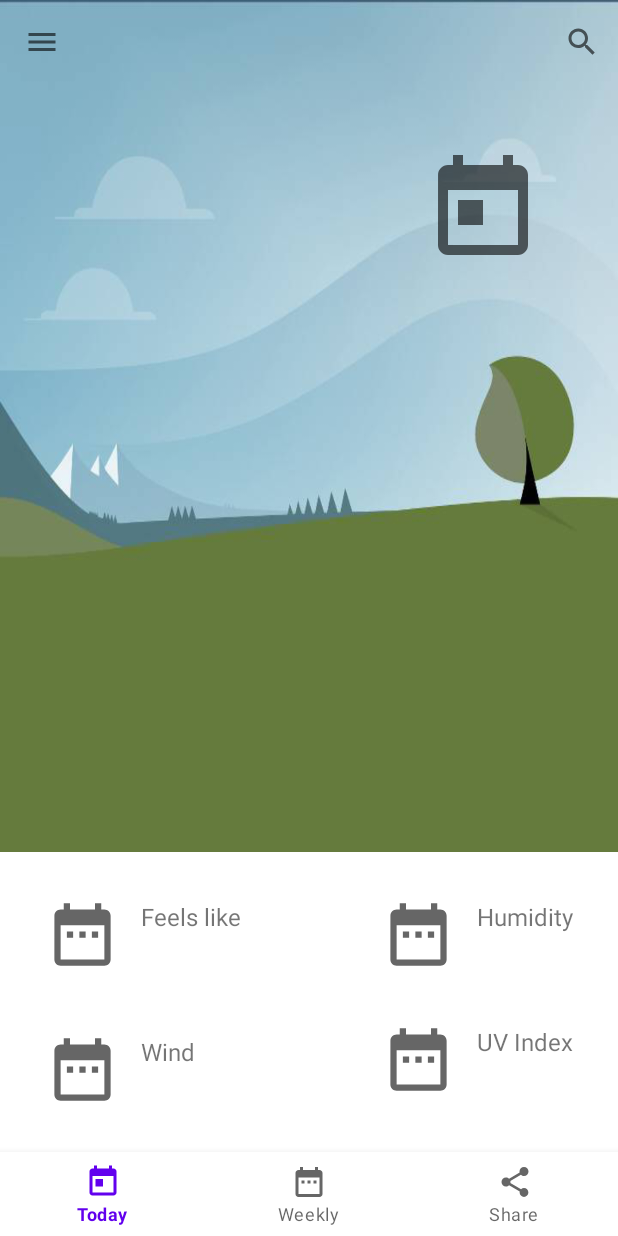
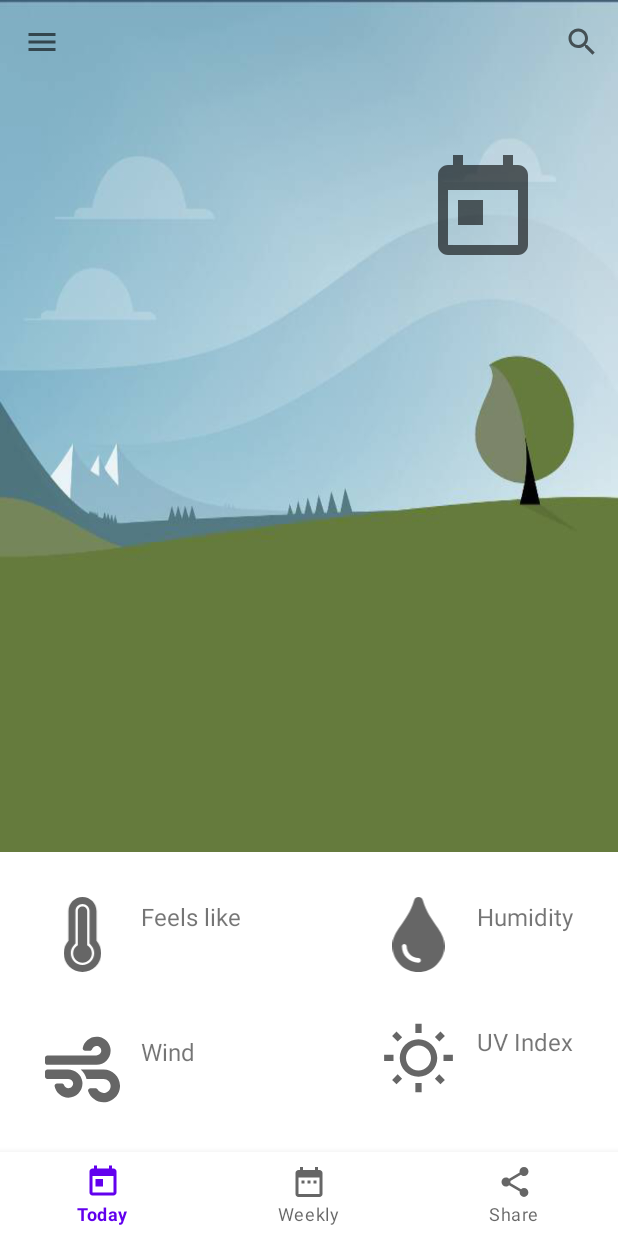
Before and after one commit to megamendhie/WeatherApp, an Android app: the screen it shows after launch (MainActivity), on a phone screen of 412 x 824 dp. Run offline under Robolectric (Android 15) with nearby library versions, the light colour scheme and no system bars; our stand-ins replace navigation-ui.

Commit message:
new resource files

```diff
--- /dev/null
+++ b/app/src/main/res/drawable/ic_humidity.xml
@@ -0,0 +1,6 @@
+<vector android:height="24dp" android:viewportHeight="512"
+    android:viewportWidth="352" android:width="16.5dp"
+    android:tint="?attr/colorControlNormal"
+    xmlns:android="http://schemas.android.com/apk/res/android">
+    <path android:fillColor="@android:color/white" android:pathData="M205.22,22.09c-7.94,-28.78 -49.44,-30.12 -58.44,0C100.01,179.85 0,222.72 0,333.91 0,432.35 78.72,512 176,512s176,-79.65 176,-178.09c0,-111.75 -99.79,-153.34 -146.78,-311.82zM176,448c-61.75,0 -112,-50.25 -112,-112 0,-8.84 7.16,-16 16,-16s16,7.16 16,16c0,44.11 35.89,80 80,80 8.84,0 16,7.16 16,16s-7.16,16 -16,16z"/>
+</vector>
--- /dev/null
+++ b/app/src/main/res/drawable/ic_thermometer.xml
@@ -0,0 +1,6 @@
+<vector android:height="48dp" android:viewportHeight="512"
+    android:viewportWidth="256" android:width="24dp"
+    android:tint="?attr/colorControlNormal"
+    xmlns:android="http://schemas.android.com/apk/res/android">
+    <path android:fillColor="@android:color/white" android:pathData="M224,96c0,-53.019 -42.981,-96 -96,-96S32,42.981 32,96v203.347C12.225,321.756 0.166,351.136 0.002,383.333c-0.359,70.303 56.787,128.176 127.089,128.664 0.299,0.002 0.61,0.003 0.909,0.003 70.698,0 128,-57.304 128,-128 0,-32.459 -12.088,-62.09 -32,-84.653L224,96zM128,464l-0.576,-0.002c-43.86,-0.304 -79.647,-36.544 -79.423,-80.42 0.173,-33.98 19.266,-51.652 31.999,-66.08L80,96c0,-26.467 21.533,-48 48,-48s48,21.533 48,48v221.498c12.63,14.312 32,32.164 32,66.502 0,44.112 -35.888,80 -80,80zM192,384c0,35.346 -28.654,64 -64,64s-64,-28.654 -64,-64c0,-23.685 12.876,-44.349 32,-55.417L96,96c0,-17.673 14.327,-32 32,-32s32,14.327 32,32v232.583c19.124,11.068 32,31.732 32,55.417z"/>
+</vector>
--- /dev/null
+++ b/app/src/main/res/drawable/ic_wb_sunny_24.xml
@@ -0,0 +1,10 @@
+<vector xmlns:android="http://schemas.android.com/apk/res/android"
+    android:width="24dp"
+    android:height="24dp"
+    android:viewportWidth="24"
+    android:viewportHeight="24"
+    android:tint="?attr/colorControlNormal">
+  <path
+      android:fillColor="@android:color/white"
+      android:pathData="M6.76,4.84l-1.8,-1.79 -1.41,1.41 1.79,1.79zM1,10.5h3v2L1,12.5zM11,0.55h2L13,3.5h-2zM19.04,3.045l1.408,1.407 -1.79,1.79 -1.407,-1.408zM17.24,18.16l1.79,1.8 1.41,-1.41 -1.8,-1.79zM20,10.5h3v2h-3zM12,5.5c-3.31,0 -6,2.69 -6,6s2.69,6 6,6 6,-2.69 6,-6 -2.69,-6 -6,-6zM12,15.5c-2.21,0 -4,-1.79 -4,-4s1.79,-4 4,-4 4,1.79 4,4 -1.79,4 -4,4zM11,19.5h2v2.95h-2zM3.55,18.54l1.41,1.41 1.79,-1.8 -1.41,-1.41z"/>
+</vector>
--- /dev/null
+++ b/app/src/main/res/drawable/ic_wind.xml
@@ -0,0 +1,6 @@
+<vector android:height="24dp" android:viewportHeight="512"
+    android:viewportWidth="512" android:width="24dp"
+    android:tint="?attr/colorControlNormal"
+    xmlns:android="http://schemas.android.com/apk/res/android">
+    <path android:fillColor="@android:color/white" android:pathData="M156.7,256L16,256c-8.8,0 -16,7.2 -16,16v32c0,8.8 7.2,16 16,16h142.2c15.9,0 30.8,10.9 33.4,26.6 3.3,20 -12.1,37.4 -31.6,37.4 -14.1,0 -26.1,-9.2 -30.4,-21.9 -2.1,-6.3 -8.6,-10.1 -15.2,-10.1L81.6,352c-9.8,0 -17.7,8.8 -15.9,18.4 8.6,44.1 47.6,77.6 94.2,77.6 57.1,0 102.7,-50.1 95.2,-108.6C249,291 205.4,256 156.7,256zM16,224h336c59.7,0 106.8,-54.8 93.8,-116.7 -7.6,-36.2 -36.9,-65.5 -73.1,-73.1 -55.4,-11.6 -105.1,24.9 -114.9,75.5 -1.9,9.6 6.1,18.3 15.8,18.3h32.8c6.7,0 13.1,-3.8 15.2,-10.1C325.9,105.2 337.9,96 352,96c19.4,0 34.9,17.4 31.6,37.4 -2.6,15.7 -17.4,26.6 -33.4,26.6L16,160c-8.8,0 -16,7.2 -16,16v32c0,8.8 7.2,16 16,16zM400,256L243.7,256c19.3,16.6 33.2,38.8 39.8,64L400,320c26.5,0 48,21.5 48,48s-21.5,48 -48,48c-17.9,0 -33.3,-9.9 -41.6,-24.4 -2.9,-5 -8.7,-7.6 -14.5,-7.6h-33.8c-10.9,0 -19,10.8 -15.3,21.1 17.8,50.6 70.5,84.8 129.4,72.3 41.2,-8.7 75.1,-41.6 84.7,-82.7C526,321.5 470.5,256 400,256z"/>
+</vector>
--- a/app/src/main/res/layout/fragment_today.xml
+++ b/app/src/main/res/layout/fragment_today.xml
@@ -79,7 +79,7 @@
             android:id="@+id/imgFeelsLike"
             android:layout_width="50dp"
             android:layout_height="50dp"
-            android:src="@drawable/ic_date_range_24"
+            android:src="@drawable/ic_thermometer"
             app:layout_constraintTop_toTopOf="parent"
             app:layout_constraintStart_toStartOf="parent"/>
         <TextView
@@ -123,7 +123,7 @@
             android:id="@+id/imgWind"
             android:layout_width="50dp"
             android:layout_height="50dp"
-            android:src="@drawable/ic_date_range_24"
+            android:src="@drawable/ic_wind"
             android:layout_marginTop="40dp"
             app:layout_constraintTop_toBottomOf="@id/imgFeelsLike"
             app:layout_constraintStart_toStartOf="parent"/>
@@ -151,7 +151,7 @@
             android:layout_width="50dp"
             android:layout_height="50dp"
             android:layout_marginEnd="14dp"
-            android:src="@drawable/ic_date_range_24"
+            android:src="@drawable/ic_humidity"
             app:layout_constraintTop_toTopOf="parent"
             app:layout_constraintEnd_toStartOf="@id/txtHumidityT"/>
         <TextView
@@ -178,7 +178,7 @@
             android:layout_height="50dp"
             android:layout_marginEnd="14dp"
             android:layout_marginTop="40dp"
-            android:src="@drawable/ic_date_range_24"
+            android:src="@drawable/ic_wb_sunny_24"
             app:layout_constraintTop_toBottomOf="@id/txtHumidity"
             app:layout_constraintEnd_toStartOf="@id/txtUVT"/>
         <TextView
--- a/app/src/main/res/layout/fragment_weekly.xml
+++ b/app/src/main/res/layout/fragment_weekly.xml
@@ -12,7 +12,7 @@
         <androidx.constraintlayout.widget.ConstraintLayout
             android:layout_width="match_parent"
             android:layout_height="wrap_content"
-            android:background="@android:color/holo_blue_dark">
+            android:background="#333C4E">
 
             <TextView
                 android:id="@+id/txtCity"
```
